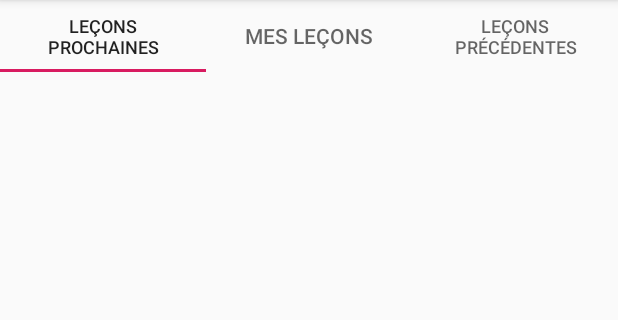
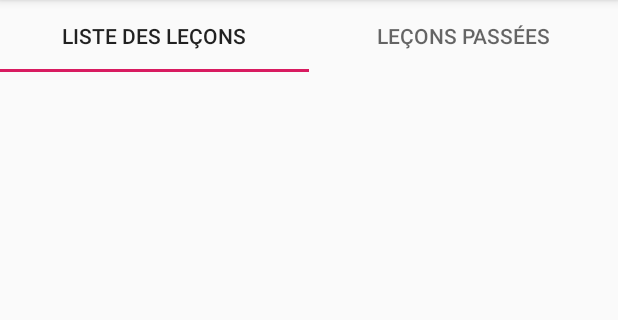
Before and after one commit to RomaneB/DTRQAndroid, an Android app: the screen it shows after launch (MainActivity), in the options menu, after a tap on "Sessions d'entraînement", on a phone screen of 412 x 824 dp, the part 84-404 px from its top. Run offline under Robolectric (Android 15) with nearby library versions, the phone set to English and light mode, and no system bars; our stand-ins replace Dagger/Hilt's generated code, Room's generated code.

Commit message:
Add the training sessions tabs

```diff
--- a/app/src/main/java/org/diiage/dtrqandroid/MainActivity.java
+++ b/app/src/main/java/org/diiage/dtrqandroid/MainActivity.java
@@ -17,19 +17,18 @@ public class MainActivity extends AppCompatActivity {
     @Override
     public boolean onCreateOptionsMenu(Menu menu) {
         getMenuInflater().inflate(R.menu.main_menu, menu);
-
-
         return true;
     }
 
-    //gère le click sur une action de l'ActionBar
     @Override
     public boolean onOptionsItemSelected(MenuItem item) {
+        //gère le click sur une action de l'ActionBar
         switch (item.getItemId()){
             case R.id.btn_driving_lessons:
                 Navigation.findNavController(findViewById(R.id.nav_host_fragment)).navigate(R.id.driving_lessons_tabs_fragment);
                 return true;
             case R.id.btn_training_sessions:
+                Navigation.findNavController(findViewById(R.id.nav_host_fragment)).navigate(R.id.training_sessions_tabs_fragment);
                 return true;
         }
 
--- /dev/null
+++ b/app/src/main/java/org/diiage/dtrqandroid/trainingSessions/TrainingSessionsTabsFragment.java
@@ -0,0 +1,37 @@
+package org.diiage.dtrqandroid.trainingSessions;
+
+import android.content.Context;
+import android.net.Uri;
+import android.os.Bundle;
+
+import androidx.fragment.app.Fragment;
+
+import android.view.LayoutInflater;
+import android.view.View;
+import android.view.ViewGroup;
+
+import org.diiage.dtrqandroid.R;
+
+/**
+ * A simple {@link Fragment} subclass.
+ * Activities that contain this fragment must implement the
+ */
+public class TrainingSessionsTabsFragment extends Fragment {
+
+    public TrainingSessionsTabsFragment() {
+        // Required empty public constructor
+    }
+
+    @Override
+    public void onCreate(Bundle savedInstanceState) {
+        super.onCreate(savedInstanceState);
+    }
+
+    @Override
+    public View onCreateView(LayoutInflater inflater, ViewGroup container,
+                             Bundle savedInstanceState) {
+        // Inflate the layout for this fragment
+        return inflater.inflate(R.layout.fragment_training_sessions_tabs, container, false);
+    }
+
+}
--- /dev/null
+++ b/app/src/main/res/layout/fragment_training_sessions_tabs.xml
@@ -0,0 +1,42 @@
+<?xml version="1.0" encoding="utf-8"?>
+<FrameLayout xmlns:android="http://schemas.android.com/apk/res/android"
+    xmlns:app="http://schemas.android.com/apk/res-auto"
+    xmlns:tools="http://schemas.android.com/tools"
+    android:layout_width="match_parent"
+    android:layout_height="match_parent"
+    tools:context=".trainingSessions.TrainingSessionsTabsFragment">
+
+    <androidx.constraintlayout.widget.ConstraintLayout
+        android:layout_width="match_parent"
+        android:layout_height="match_parent">
+
+        <androidx.constraintlayout.widget.ConstraintLayout
+            android:layout_width="wrap_content"
+            android:layout_height="0dp"
+            app:layout_constraintBottom_toBottomOf="parent"
+            app:layout_constraintEnd_toEndOf="parent"
+            app:layout_constraintStart_toStartOf="parent"
+            app:layout_constraintTop_toBottomOf="@+id/tabLayout"/>
+
+        <com.google.android.material.tabs.TabLayout
+            android:id="@+id/tabLayout"
+            android:layout_width="match_parent"
+            android:layout_height="wrap_content"
+            app:layout_constraintEnd_toEndOf="parent"
+            app:layout_constraintStart_toStartOf="parent"
+            app:layout_constraintTop_toTopOf="parent">
+
+            <com.google.android.material.tabs.TabItem
+                android:layout_width="wrap_content"
+                android:layout_height="wrap_content"
+                android:text="@string/training_sessions_tabs_title_liste_des_lecons" />
+
+            <com.google.android.material.tabs.TabItem
+                android:layout_width="wrap_content"
+                android:layout_height="wrap_content"
+                android:text="@string/training_sessions_tabs_title_lecons_passees" />
+
+        </com.google.android.material.tabs.TabLayout>
+    </androidx.constraintlayout.widget.ConstraintLayout>
+
+</FrameLayout>
--- a/app/src/main/res/navigation/nav_graph.xml
+++ b/app/src/main/res/navigation/nav_graph.xml
@@ -18,5 +18,13 @@
         <action
             android:id="@+id/action_homeFragment_to_drivingLessonsTabsFragment"
             app:destination="@id/driving_lessons_tabs_fragment" />
+        <action
+            android:id="@+id/action_home_fragment_to_trainingSessionsTabsFragment"
+            app:destination="@id/training_sessions_tabs_fragment" />
     </fragment>
+    <fragment
+        android:id="@+id/training_sessions_tabs_fragment"
+        android:name="org.diiage.dtrqandroid.trainingSessions.TrainingSessionsTabsFragment"
+        android:label="fragment_training_sessions_tabs"
+        tools:layout="@layout/fragment_training_sessions_tabs" />
 </navigation>
--- a/app/src/main/res/values/strings.xml
+++ b/app/src/main/res/values/strings.xml
@@ -6,4 +6,6 @@
     <string name="driving_lessons_tabs_title_lecons_prochaines">Leçons prochaines</string>
     <string name="driving_lessons_tabs_title_mes_lecons">Mes leçons</string>
     <string name="driving_lessons_tabs_title_lecons_precedentes">Leçons précédentes</string>
+    <string name="training_sessions_tabs_title_liste_des_lecons">Liste des leçons</string>
+    <string name="training_sessions_tabs_title_lecons_passees">Leçons passées</string>
 </resources>
```
